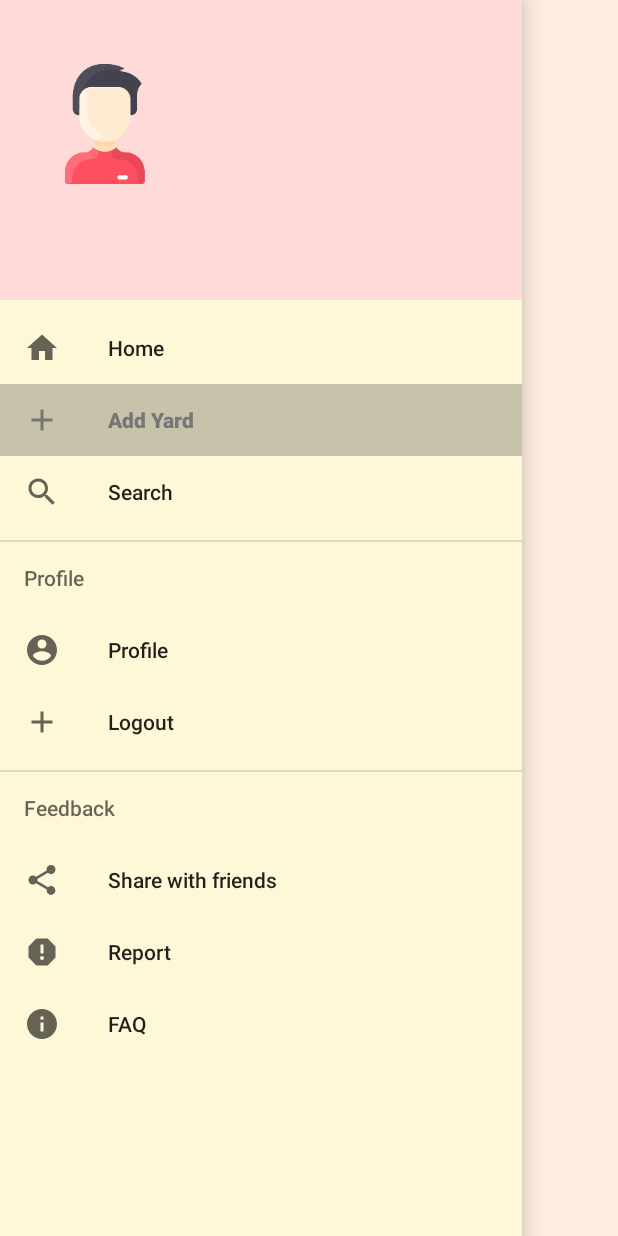
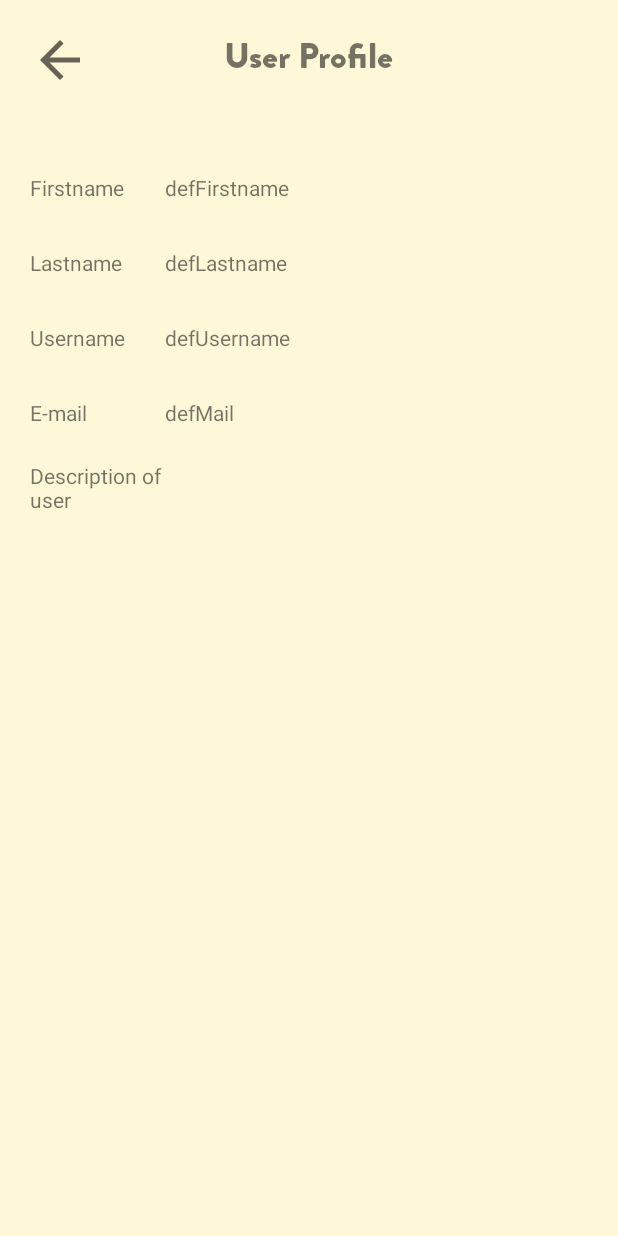
Before and after one commit to MrCodeFan/MobYardAndroid, an Android app: the screen it shows after launch once a user with an empty profile is signed in (UserDashboardActivity before the commit, ProfileActivity after it), in the side drawer, after a tap on "Profile", on a phone screen of 412 x 824 dp. Run offline under Robolectric (Android 15) with nearby library versions, the phone set to English and light mode, and no system bars; our stand-ins replace Firebase (no records; nobody signed in at launch, a user with empty details on screens opened directly); libraries missing offline, so code that uses them is left out: com.rengwuxian.materialedittext.

Commit message:
Profile Activity and Setting class was added

```diff
--- a/app/src/main/AndroidManifest.xml
+++ b/app/src/main/AndroidManifest.xml
@@ -9,6 +9,7 @@
         android:roundIcon="@mipmap/app_icon_first"
         android:supportsRtl="true"
         android:theme="@style/MobYardTheme">
+        <activity android:name=".user.ProfileActivity"></activity>
         <activity android:name=".yard.YardInfoActivity" />
         <activity android:name=".yard.CreateYardActivity" />
         <activity android:name=".user.UserDashboardActivity" />
--- /dev/null
+++ b/app/src/main/java/com/example/mobyardandroid/user/ProfileActivity.java
@@ -0,0 +1,48 @@
+package com.example.mobyardandroid.user;
+
+import androidx.appcompat.app.AppCompatActivity;
+
+import android.os.Bundle;
+import android.view.View;
+import android.widget.ImageView;
+import android.widget.TextView;
+
+import com.example.mobyardandroid.R;
+
+public class ProfileActivity extends AppCompatActivity {
+
+    Settings settings;
+
+    ImageView backIcon;
+    TextView firstnameText, lastnameText, usernameText, mailText, descText;
+
+    @Override
+    protected void onCreate(Bundle savedInstanceState) {
+        super.onCreate(savedInstanceState);
+        setContentView(R.layout.activity_profile);
+
+        settings = new Settings(this);
+
+        backIcon = findViewById(R.id.profile_back_icon);
+        backIcon.setOnClickListener(new View.OnClickListener() {
+            @Override
+            public void onClick(View v) {
+                finish();
+            }
+        });
+
+        firstnameText = findViewById(R.id.profile_firstname_data);
+        lastnameText = findViewById(R.id.profile_lastname_data);
+        usernameText = findViewById(R.id.profile_username_data);
+        mailText = findViewById(R.id.profile_mail_data);
+        descText = findViewById(R.id.prifile_desc_data);
+
+        firstnameText.setText(settings.getFirstname());
+        lastnameText.setText(settings.getLastname());
+        usernameText.setText(settings.getUsername());
+        mailText.setText(settings.getMail());
+        descText.setText(settings.getDesc());
+
+
+    }
+}
--- /dev/null
+++ b/app/src/main/java/com/example/mobyardandroid/user/Settings.java
@@ -0,0 +1,137 @@
+package com.example.mobyardandroid.user;
+
+import android.content.Context;
+import android.content.SharedPreferences;
+
+import java.util.ArrayList;
+
+public class Settings {
+    private SharedPreferences PersonalData;
+    private SharedPreferences.Editor PersonalDataEditor;
+    private boolean editSheared = false;
+    String firstname, lastname;
+    String mail, username;
+    String desc;
+    ArrayList<String> yards, yardsOwner;
+    Context context;
+
+    boolean isMailVerified;
+    boolean isPublic;
+
+    public Settings(String firstname, String lastname, String mail, String username) {
+        this.firstname = firstname;
+        this.lastname = lastname;
+        this.mail = mail;
+        this.username = username;
+    }
+
+    public Settings() {
+        this.firstname = "";
+        this.lastname = "";
+        this.mail = "";
+        this.username = "";
+    }
+
+    public Settings(Context context) {
+        this.load(context);
+        PersonalData = this.context.getSharedPreferences(
+                "PersonalData",
+                Context.MODE_PRIVATE
+        );
+        PersonalDataEditor = PersonalData.edit();
+    }
+
+    public void load(Context context){
+        this.context = context.getApplicationContext();
+        this.load();
+    }
+
+    public void load(){
+        PersonalData = this.context.getSharedPreferences(
+                "PersonalData",
+                Context.MODE_PRIVATE
+        );
+        PersonalDataEditor = PersonalData.edit();
+        this.editSheared = true;
+        firstname = PersonalData.getString("firstname", "defFirstname");
+        lastname = PersonalData.getString("lastname", "defLastname");
+        username = PersonalData.getString("username", "defUsername");
+        mail = PersonalData.getString("mail", "defMail");
+    }
+
+
+    public void edit_name(String firstname, String lastname, String username){
+        this.username = username;
+        edit_name(firstname, lastname);
+        if ( this.editSheared ){
+            PersonalDataEditor.putString("username", username);
+            PersonalDataEditor.apply();
+        }
+    }
+    public void edit_name(String firstname, String lastname){
+        this.lastname = lastname;
+        edit_name(firstname);
+        if ( this.editSheared ){
+            PersonalDataEditor.putString("lastname", lastname);
+            PersonalDataEditor.apply();
+        }
+    }
+    public void edit_name(String firstname){
+        this.firstname = firstname;
+        if ( this.editSheared ){
+            PersonalDataEditor.putString("firstname", firstname);
+            PersonalDataEditor.apply();
+        }
+    }
+
+    public void edit_mail(String mail){
+        this.mail = mail;
+        if ( this.editSheared ){
+            PersonalDataEditor.putString("mail", mail);
+            PersonalDataEditor.apply();
+        }
+    }
+
+    public void edit_username(String username){
+        this.username = username;
+        if ( this.editSheared ){
+            PersonalDataEditor.putString("username", username);
+            PersonalDataEditor.apply();
+        }
+    }
+
+    public boolean getEditShared(){ return editSheared; }
+
+    public void addYard(String yardId){
+        if (!yards.contains(yardId)){
+            yards.add(yardId);
+        }
+    }
+
+    public void addOwnerYard(String yardId){
+        if (!yardsOwner.contains(yardId)){
+            yardsOwner.add(yardId);
+            addYard(yardId);
+        }
+    }
+
+
+    public String getFirstname() {
+        return firstname;
+    }
+
+    public String getLastname() {
+        return lastname;
+    }
+
+    public String getMail() {
+        return mail;
+    }
+
+    public String getUsername() {
+        return username;
+    }
+    public String getDesc(){
+        return desc;
+    }
+}
--- a/app/src/main/java/com/example/mobyardandroid/user/UserDashboardActivity.java
+++ b/app/src/main/java/com/example/mobyardandroid/user/UserDashboardActivity.java
@@ -11,7 +11,9 @@ import androidx.viewpager.widget.ViewPager;
 import android.content.Intent;
 import android.content.SharedPreferences;
 import android.os.Bundle;
+import android.text.Editable;
 import android.text.Layout;
+import android.text.TextWatcher;
 import android.view.MenuItem;
 import android.view.View;
 import android.view.WindowManager;
@@ -182,7 +184,10 @@ public class UserDashboardActivity extends AppCompatActivity
                             CreateYardActivity.class
                     ));
                 } else if (id == R.id.nav_profile) {
-
+                    startActivity(new Intent(
+                            UserDashboardActivity.this,
+                            ProfileActivity.class
+                    ));
                 } else if (id == R.id.nav_logout) {
                     successful = true;
                     auth.signOut();
@@ -219,6 +224,24 @@ public class UserDashboardActivity extends AppCompatActivity
             }
         });
 
+
+        EditText et = findViewById(R.id.search_edit_text);
+        et.addTextChangedListener(new TextWatcher() {
+            @Override
+            public void beforeTextChanged(CharSequence s, int start, int count, int after) {
+
+            }
+
+            @Override
+            public void onTextChanged(CharSequence s, int start, int before, int count) {
+
+            }
+
+            @Override
+            public void afterTextChanged(Editable s) {
+                doSearch();
+            }
+        });
 
     }
 
@@ -371,8 +394,7 @@ public class UserDashboardActivity extends AppCompatActivity
 
 
     private void startSearch(){
-        recyclerYardsLayout.setAnimation(animationDisappear);
-
+        Toast.makeText(UserDashboardActivity.this, "Start search", Toast.LENGTH_SHORT);
         findViewById(R.id.search_edit_text).setVisibility(View.VISIBLE);
         findViewById(R.id.search_text).setVisibility(View.INVISIBLE);
         findViewById(R.id.cancel_icon).setVisibility(View.VISIBLE);
@@ -389,8 +411,9 @@ public class UserDashboardActivity extends AppCompatActivity
         String searchText = searchEditText.getText().toString();
 
         yardsArrayList = yardsData.getSearchRequest(searchText);
-        recyclerYards();
-
+        if (yardsArrayList.size()>0 || true){
+            recyclerYards();
+        }
     }
 
     private void stopSearch(){
--- a/app/src/main/java/com/example/mobyardandroid/utils/YardsData.java
+++ b/app/src/main/java/com/example/mobyardandroid/utils/YardsData.java
@@ -213,7 +213,9 @@ public class YardsData {
             if ( yards.getId().contains(someData)
                     || yards.getName().contains(someData)
                     || yards.getDesc().contains(someData) ) {
-                yardsTemp.add(yards);
+                if (!someData.isEmpty()) {
+                    yardsTemp.add(yards);
+                }
             } else if (0==0) {
 
             }
--- /dev/null
+++ b/app/src/main/res/layout/activity_profile.xml
@@ -0,0 +1,159 @@
+<?xml version="1.0" encoding="utf-8"?>
+<LinearLayout xmlns:android="http://schemas.android.com/apk/res/android"
+    xmlns:app="http://schemas.android.com/apk/res-auto"
+    xmlns:tools="http://schemas.android.com/tools"
+    android:layout_width="match_parent"
+    android:layout_height="match_parent"
+    tools:context=".user.ProfileActivity"
+    android:orientation="vertical"
+    android:background="@color/mainLightMilk"
+    >
+
+    <RelativeLayout
+
+        android:layout_width="match_parent"
+        android:layout_height="wrap_content"
+        android:padding="20dp">
+
+        <ImageView
+            android:id="@+id/profile_back_icon"
+            android:layout_width="40dp"
+            android:layout_height="40dp"
+            android:src="@drawable/back_icon"
+            android:layout_centerVertical="true"/>
+
+        <TextView
+            android:id="@+id/profile_header"
+            android:layout_width="wrap_content"
+            android:layout_height="wrap_content"
+            android:text="@string/profile_header"
+            android:textSize="24sp"
+            android:fontFamily="@font/brandon_grotesque_black"
+            android:layout_centerHorizontal="true"/>
+
+    </RelativeLayout>
+
+    <ScrollView
+        android:layout_width="match_parent"
+        android:layout_height="match_parent">
+
+        <LinearLayout
+
+            android:layout_width="match_parent"
+            android:layout_height="match_parent"
+            android:orientation="vertical"
+            android:paddingTop="20dp"
+            android:padding="20dp">
+
+            <LinearLayout
+                android:layout_width="match_parent"
+                android:layout_height="match_parent"
+                android:orientation="vertical">
+                <LinearLayout
+                    android:id="@+id/profile_firstname"
+                    android:layout_width="match_parent"
+                    android:layout_height="50dp">
+                    <TextView
+                        android:layout_width="@dimen/profile_title"
+                        android:layout_height="match_parent"
+                        android:text="@string/profile_firstname"
+                        android:gravity="center_vertical"/>
+                    <TextView
+                        android:id="@+id/profile_firstname_data"
+                        android:layout_width="match_parent"
+                        android:layout_height="match_parent"
+                        android:text=""
+                        android:gravity="center_vertical"/>
+                </LinearLayout>
+
+                <LinearLayout
+                    android:id="@+id/profile_lastname"
+                    android:layout_width="match_parent"
+                    android:layout_height="50dp"
+                    >
+                    <TextView
+                        android:layout_width="@dimen/profile_title"
+                        android:layout_height="match_parent"
+                        android:text="@string/profile_lastname"
+                        android:gravity="center_vertical"/>
+                    <TextView
+                        android:id="@+id/profile_lastname_data"
+                        android:layout_width="match_parent"
+                        android:layout_height="match_parent"
+                        android:text=""
+                        android:gravity="center_vertical"/>
+                </LinearLayout>
+
+                <LinearLayout
+                    android:id="@+id/profile_username"
+                    android:layout_width="match_parent"
+                    android:layout_height="50dp">
+                    <TextView
+                        android:layout_width="@dimen/profile_title"
+                        android:layout_height="match_parent"
+                        android:text="@string/profile_username"
+                        android:gravity="center_vertical"/>
+                    <TextView
+                        android:id="@+id/profile_username_data"
+                        android:layout_width="match_parent"
+                        android:layout_height="match_parent"
+                        android:text=""
+                        android:gravity="center_vertical"/>
+                </LinearLayout>
+                <LinearLayout
+                    android:id="@+id/profile_mail"
+                    android:layout_width="match_parent"
+                    android:layout_height="50dp">
+                    <TextView
+                        android:layout_width="@dimen/profile_title"
+                        android:layout_height="match_parent"
+                        android:text="@string/profile_mail"
+                        android:gravity="center_vertical"/>
+                    <TextView
+                        android:id="@+id/profile_mail_data"
+                        android:layout_width="match_parent"
+                        android:layout_height="match_parent"
+                        android:text=""
+                        android:gravity="center_vertical"/>
+                </LinearLayout>
+
+                <LinearLayout
+                    android:id="@+id/prifile_desc"
+                    android:layout_width="match_parent"
+                    android:layout_height="50dp">
+                    <TextView
+                        android:layout_width="@dimen/profile_title"
+                        android:layout_height="match_parent"
+                        android:text="@string/profile_desc"
+                        android:gravity="center_vertical"/>
+                    <TextView
+                        android:id="@+id/prifile_desc_data"
+                        android:layout_width="match_parent"
+                        android:layout_height="match_parent"
+                        android:text=""
+                        android:gravity="center"/>
+                </LinearLayout>
+
+            </LinearLayout>
+
+            <RelativeLayout
+                android:layout_width="match_parent"
+                android:layout_height="wrap_content"
+                android:layout_marginTop="20dp">
+
+                <androidx.recyclerview.widget.RecyclerView
+                    android:id="@+id/recycler_images_yards"
+                    android:layout_width="match_parent"
+                    android:layout_height="250dp"
+                    android:layout_toRightOf="@+id/info_edit_btn">
+
+                </androidx.recyclerview.widget.RecyclerView>
+
+            </RelativeLayout>
+
+        </LinearLayout>
+
+    </ScrollView>
+
+
+</LinearLayout>
--- a/app/src/main/res/values/dimens.xml
+++ b/app/src/main/res/values/dimens.xml
@@ -1,4 +1,5 @@
 <resources>
     <dimen name="yard_info_title">90dp</dimen>
+    <dimen name="profile_title">90dp</dimen>
 
 </resources>
--- a/app/src/main/res/values/strings.xml
+++ b/app/src/main/res/values/strings.xml
@@ -91,7 +91,14 @@
 
     <string name="share_app">Hi!\n\nMobile Yard is a convenient app for improving your yard. Because of it, there are great improvements in my yard.\n\nDownload it for free https://github.com/MrCodeFan/MobYardAndroid.git</string>
 
-
+    <!-- Profile -->
+    <string name="profile_header">User Profile</string>
+    <string name="profile_id">User ID</string>
+    <string name="profile_firstname">Firstname</string>
+    <string name="profile_lastname">Lastname</string>
+    <string name="profile_mail">E-mail</string>
+    <string name="profile_username">Username</string>
+    <string name="profile_desc">Description of user</string>
 
 
 </resources>
```
